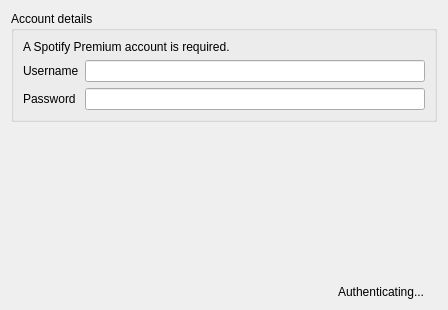
Above: src/radio/spotifyconfig.ui from clementine-player/Clementine before the change. Below: the same form after it.
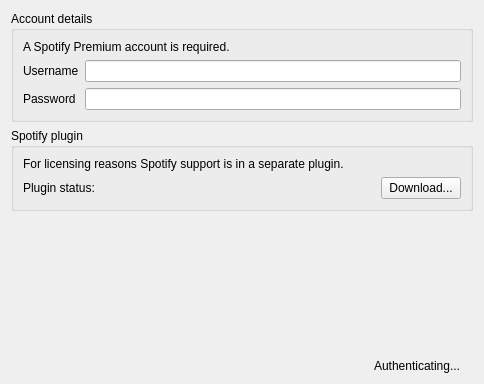
That is the form after the change. Icons and pictures are not drawn. Custom widgets are drawn as their Qt base class.

Commit message: Add some spotify branding, display spotify login errors, add a button to the config dialog to download the blob, only make the config dialog try to login when it needs to, fix a bug where the Starred and Inbox items would sometimes not get created.

Diff of the .ui file:
```diff
--- a/src/radio/spotifyconfig.ui
+++ b/src/radio/spotifyconfig.ui
@@ -6,16 +6,16 @@
    <rect>
     <x>0</x>
     <y>0</y>
-    <width>448</width>
-    <height>310</height>
+    <width>484</width>
+    <height>384</height>
    </rect>
   </property>
   <property name="windowTitle">
    <string>Form</string>
   </property>
-  <layout class="QVBoxLayout" name="verticalLayout">
+  <layout class="QVBoxLayout" name="verticalLayout_2">
    <item>
-    <widget class="QGroupBox" name="groupBox">
+    <widget class="QGroupBox" name="account_group">
      <property name="title">
       <string>Account details</string>
      </property>
@@ -69,6 +69,56 @@
      </layout>
     </widget>
    </item>
+   <item>
+    <widget class="QGroupBox" name="groupBox_2">
+     <property name="title">
+      <string>Spotify plugin</string>
+     </property>
+     <layout class="QVBoxLayout" name="verticalLayout">
+      <item>
+       <widget class="QLabel" name="label">
+        <property name="text">
+         <string>For licensing reasons Spotify support is in a separate plugin.</string>
+        </property>
+       </widget>
+      </item>
+      <item>
+       <layout class="QHBoxLayout" name="horizontalLayout_2">
+        <item>
+         <widget class="QLabel" name="label_2">
+          <property name="text">
+           <string>Plugin status:</string>
+          </property>
+         </widget>
+        </item>
+        <item>
+         <widget class="QLabel" name="blob_status"/>
+        </item>
+        <item>
+         <spacer name="horizontalSpacer">
+          <property name="orientation">
+           <enum>Qt::Horizontal</enum>
+          </property>
+          <property name="sizeHint" stdset="0">
+           <size>
+            <width>40</width>
+            <height>20</height>
+           </size>
+          </property>
+         </spacer>
+        </item>
+        <item>
+         <widget class="QPushButton" name="download_blob">
+          <property name="text">
+           <string>Download...</string>
+          </property>
+         </widget>
+        </item>
+       </layout>
+      </item>
+     </layout>
+    </widget>
+   </item>
    <item>
     <spacer name="verticalSpacer">
      <property name="orientation">
@@ -82,6 +132,45 @@
      </property>
     </spacer>
    </item>
+   <item>
+    <layout class="QHBoxLayout" name="horizontalLayout_3">
+     <item>
+      <spacer name="horizontalSpacer_2">
+       <property name="orientation">
+        <enum>Qt::Horizontal</enum>
+       </property>
+       <property name="sizeHint" stdset="0">
+        <size>
+         <width>40</width>
+         <height>20</height>
+        </size>
+       </property>
+      </spacer>
+     </item>
+     <item>
+      <widget class="QLabel" name="label_3">
+       <property name="minimumSize">
+        <size>
+         <width>64</width>
+         <height>64</height>
+        </size>
+       </property>
+       <property name="maximumSize">
+        <size>
+         <width>64</width>
+         <height>64</height>
+        </size>
+       </property>
+       <property name="pixmap">
+        <pixmap resource="../../data/data.qrc">:/spotify-core-logo-128x128.png</pixmap>
+       </property>
+       <property name="scaledContents">
+        <bool>true</bool>
+       </property>
+      </widget>
+     </item>
+    </layout>
+   </item>
    <item>
     <widget class="QWidget" name="busy" native="true">
      <layout class="QHBoxLayout" name="horizontalLayout">
```
Left out of the diff: 4 changed lines with no effect on the pictures. The commit also changes 11 other files.
